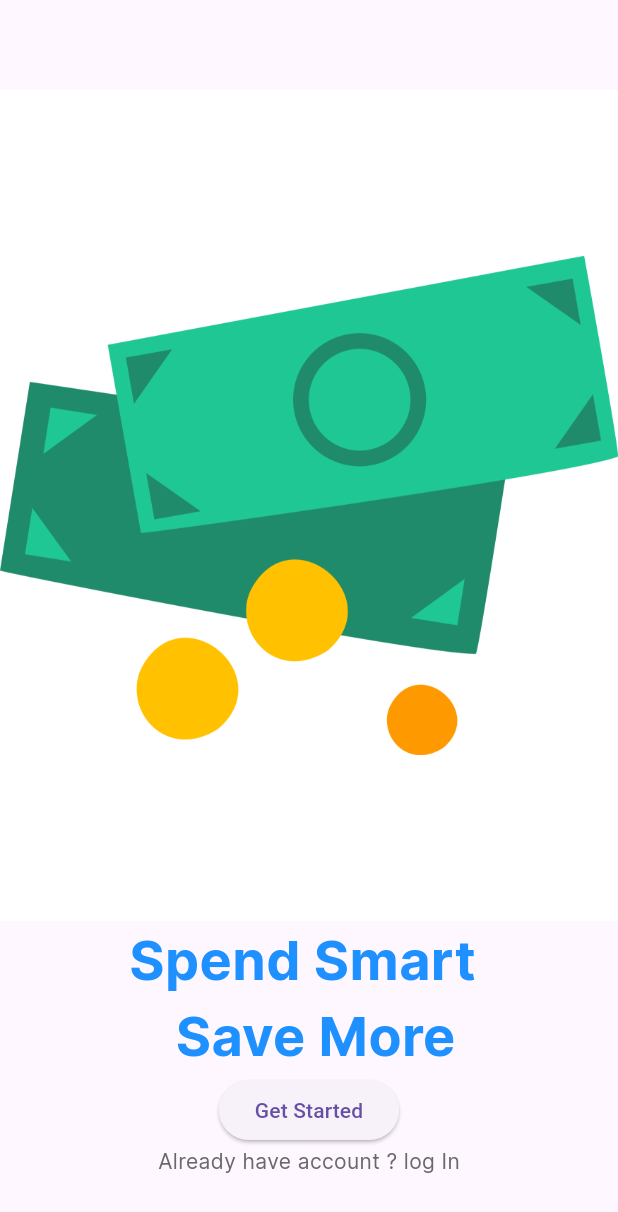
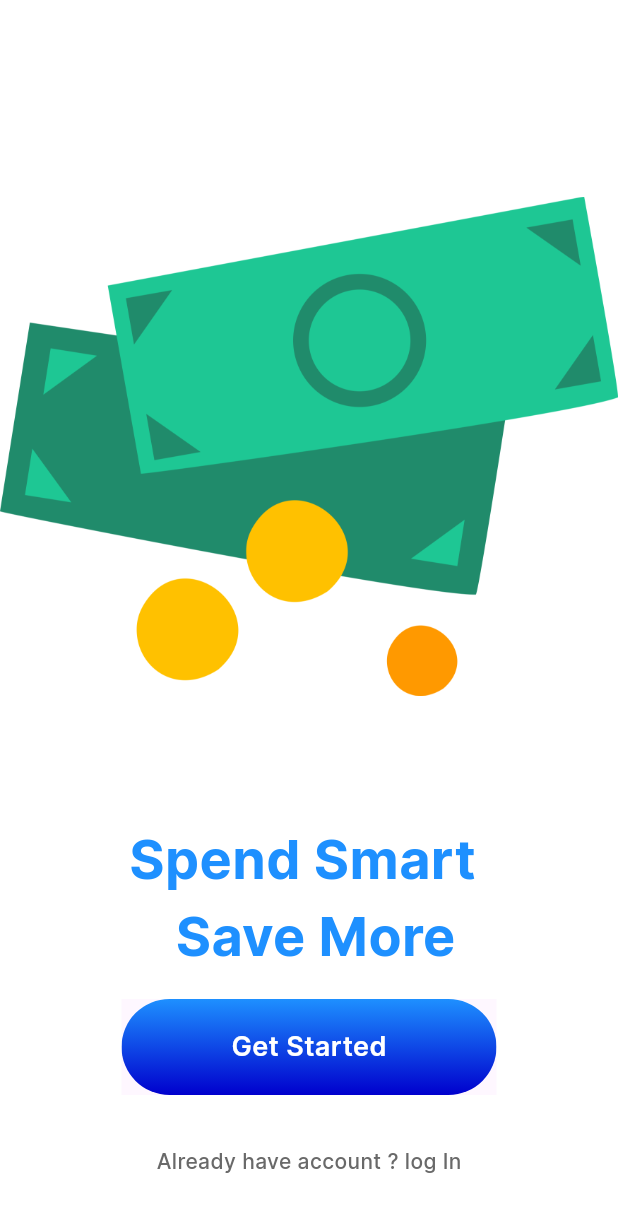
Before and after one commit to danilobrayann/financy_pp, a Flutter app: the screen it shows after launch, on a phone screen of 412 x 824 dp. Shown: the top 1212 px of the screen. Run offline on Flutter 3.47's test engine with Material 3 defaults, Android fonts, the phone set to English and light mode, and no system bars.

Commit message:
feat: atualização da onboarding page

```diff
--- a/lib/common/constants/app_colors.dart
+++ b/lib/common/constants/app_colors.dart
@@ -9,4 +9,14 @@ class AppColors {
   static const Color FirstOnboardingColor = Color(0xffffffff);
   static const Color SecondOnboardingColor = Color(0xfff6495ED);
   static const Color ThirdOnboardingColor = Color(0xfff696969);
+
+  static const List<Color> colorList = [
+    Color(0xFFF1E90FF),
+    Color(0xfff0000cd),
+  ];
+
+  static const List<Color> colorListSecond = [
+    Color.fromARGB(255, 92, 166, 240),
+    Color.fromARGB(255, 129, 129, 224),
+  ];
 }
--- a/lib/common/constants/app_text_styles.dart
+++ b/lib/common/constants/app_text_styles.dart
@@ -20,4 +20,10 @@ class AppTextStyles {
     fontSize: 14.0,
     fontWeight: FontWeight.w500,
   );
+
+  static const TextStyle onboardingGetStart = TextStyle(
+    fontFamily: 'Inter',
+    fontSize: 18.0,
+    fontWeight: FontWeight.w600,
+  );
 }
--- /dev/null
+++ b/lib/common/widgets/primary_button.dart
@@ -0,0 +1,48 @@
+import 'package:financy_pp/common/constants/app_colors.dart';
+import 'package:financy_pp/common/constants/app_text_styles.dart';
+import 'package:flutter/material.dart';
+
+class PrimaryButton extends StatelessWidget {
+  final VoidCallback? onPressed;
+  final String text;
+  const PrimaryButton({
+    super.key,
+    required this.text,
+    this.onPressed,
+  });
+
+  @override
+  Widget build(BuildContext context) {
+    return Material(
+      child: Ink(
+        decoration: BoxDecoration(
+          borderRadius: const BorderRadius.all(Radius.circular(38.0)),
+          gradient: LinearGradient(
+            begin: Alignment.topCenter,
+            end: Alignment.bottomCenter,
+            colors: onPressed != null
+                ? AppColors.colorList
+                : AppColors.colorListSecond,
+          ),
+        ),
+        child: InkWell(
+          onTap: onPressed,
+          child: Container(
+            decoration: const BoxDecoration(
+              borderRadius: BorderRadius.all(Radius.circular(38.0)),
+            ),
+            alignment: Alignment.center,
+            height: 64.0,
+            width: 250.0,
+            child: Text(
+              text,
+              style: AppTextStyles.onboardingGetStart.copyWith(
+                color: AppColors.ThirdColor,
+              ),
+            ),
+          ),
+        ),
+      ),
+    );
+  }
+}
--- a/lib/features/onboarding/onboarding_page.dart
+++ b/lib/features/onboarding/onboarding_page.dart
@@ -1,5 +1,6 @@
 import 'package:financy_pp/common/constants/app_colors.dart';
 import 'package:financy_pp/common/constants/app_text_styles.dart';
+import 'package:financy_pp/common/widgets/primary_button.dart';
 import 'package:flutter/material.dart';
 
 class OnboardingPage extends StatelessWidget {
@@ -8,18 +9,15 @@ class OnboardingPage extends StatelessWidget {
   @override
   Widget build(BuildContext context) {
     return Scaffold(
+      backgroundColor: AppColors.ThirdColor,
       body: Column(
         children: [
           const SizedBox(
-            height: 60.0,
+            height: 48.0,
           ),
           Expanded(
             flex: 2,
-            child: Container(
-              height: 150.0,
-              color: AppColors.FirstOnboardingColor,
-              child: Image.asset('assets/images/money.png'),
-            ),
+            child: Image.asset('assets/images/money.png'),
           ),
           Text('Spend Smart ',
               style: AppTextStyles.onboardingbigText.copyWith(
@@ -29,11 +27,14 @@ class OnboardingPage extends StatelessWidget {
               style: AppTextStyles.onboardingbigText.copyWith(
                 color: AppColors.FirstColor,
               )),
-          ElevatedButton(
+          Padding(
+            padding: const EdgeInsets.all(17.0),
+            child: PrimaryButton(
+              text: 'Get Started',
               onPressed: () {},
-              child: const Text(
-                'Get Started',
-              )),
+            ),
+          ),
+          const SizedBox(height: 17.0),
           Text('Already have account ? log In',
               style: AppTextStyles.onboardingSmallText.copyWith(
                 color: AppColors.ThirdOnboardingColor,
```
Also changed, not shown: pubspec.yaml (+8 -0 lines), assets/fonts/Inter-ExtraBold.ttf (added), assets/fonts/Inter-Medium.ttf (added), assets/fonts/Inter-SemiBold.ttf (added).
